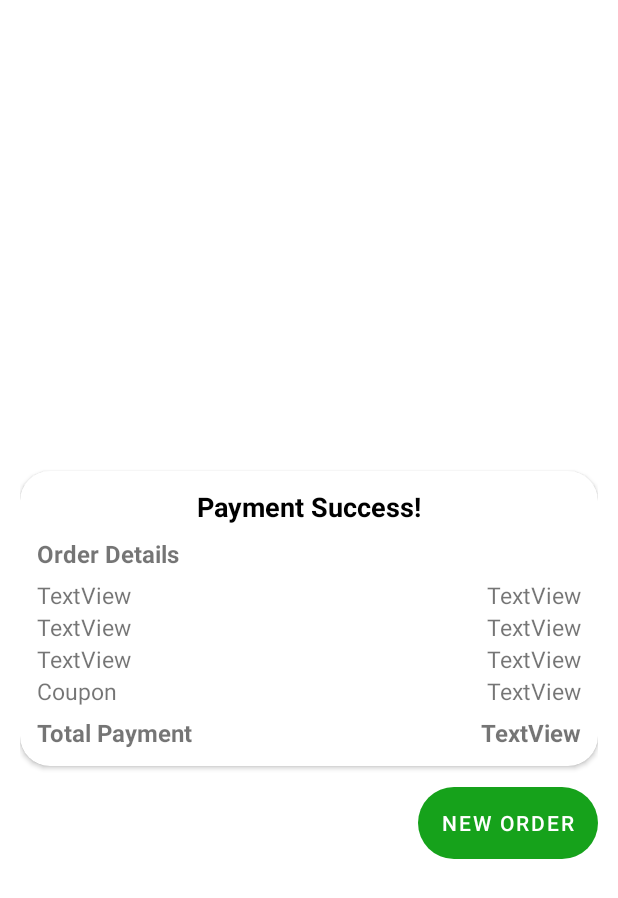
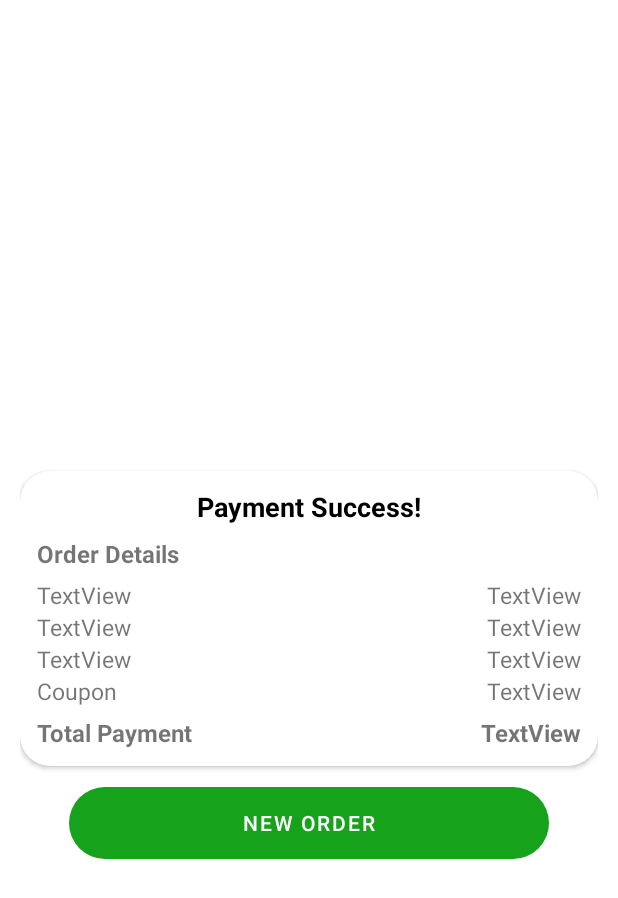
Before and after one commit to alfdhaill/gopud-app, an Android app: the layout activity_finish.xml on its own in the app's theme, with its tools: preview values and no code run, on a phone screen of 412 x 824 dp. Shown: the top 898 px of the screen. Run offline under Robolectric (Android 15) with nearby library versions, the phone set to English and light mode, and no system bars.

Commit message:
Change textview color and button appearance. Update apk

```diff
--- a/FoodMidKt/app/src/main/res/layout/activity_finish.xml
+++ b/FoodMidKt/app/src/main/res/layout/activity_finish.xml
@@ -102,11 +102,13 @@
 
     <Button
         android:id="@+id/btn_new"
-        android:layout_width="wrap_content"
+        android:layout_width="320dp"
         android:layout_height="wrap_content"
         android:layout_marginTop="14dp"
+        android:background="@drawable/round_btn"
         android:text="@string/new_order"
-        android:background="@drawable/round_btn"
+        android:textColor="@color/white"
         app:layout_constraintEnd_toEndOf="parent"
+        app:layout_constraintStart_toStartOf="parent"
         app:layout_constraintTop_toBottomOf="@+id/cardView2" />
 </androidx.constraintlayout.widget.ConstraintLayout>
```
